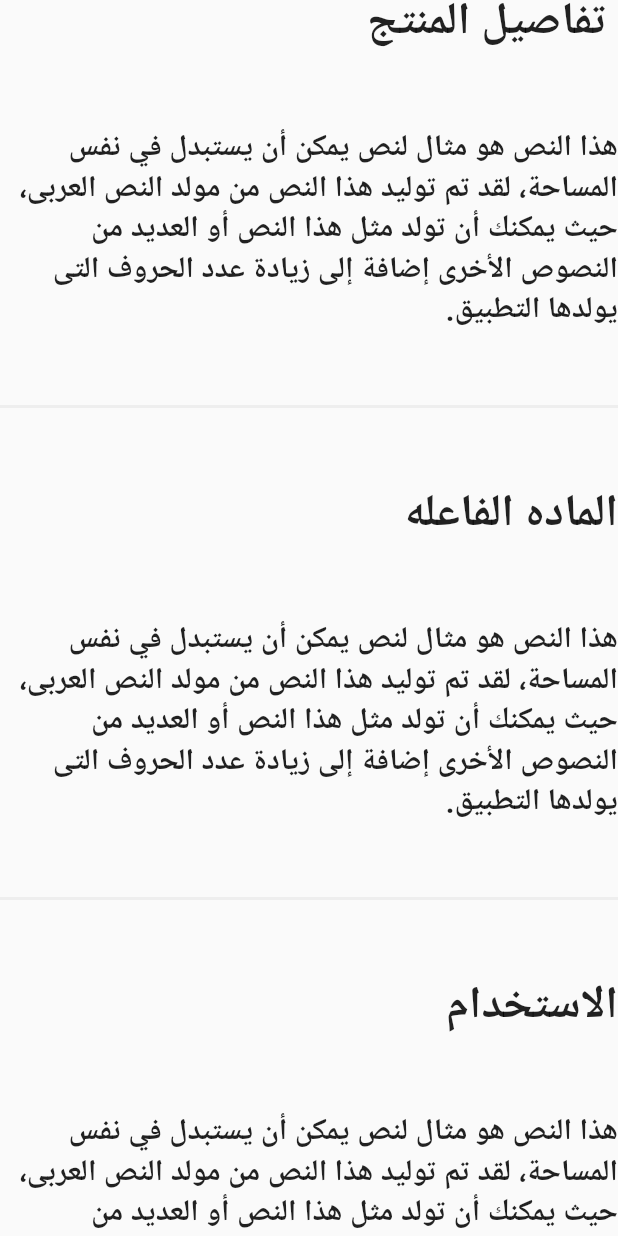
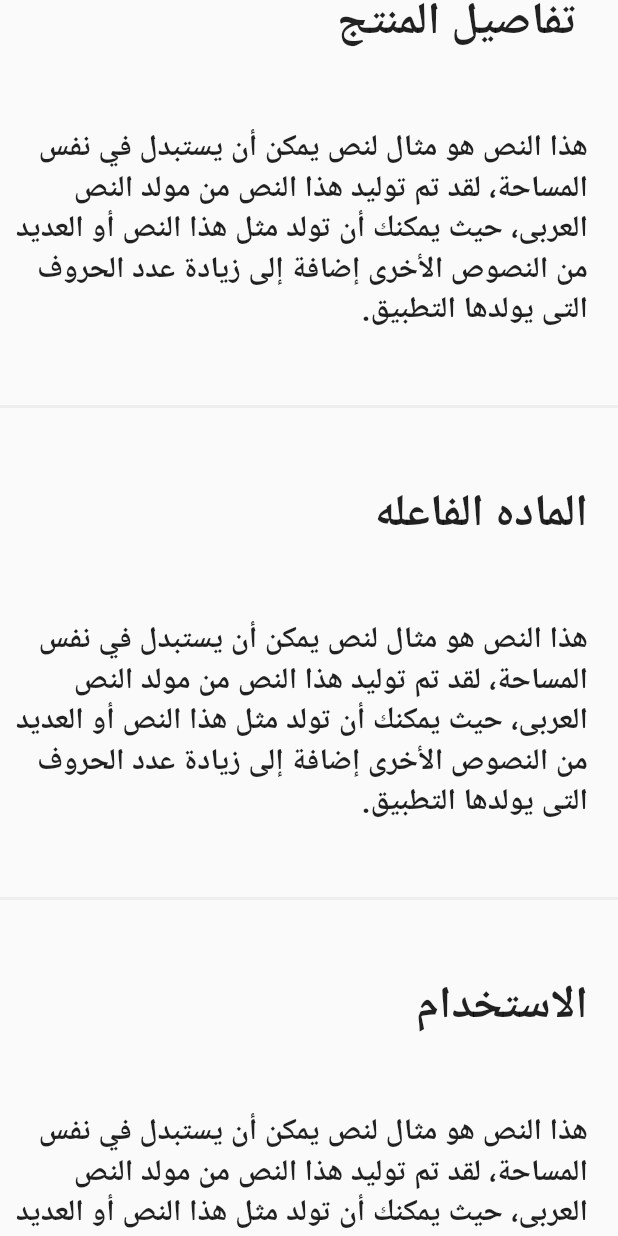
Before and after one commit to Asoma222/Flutter_project, a Flutter app: the screen it shows after launch, scrolled down 576 dp, on a phone screen of 412 x 824 dp. Run offline on Flutter 3.47's test engine with Material 2 defaults, Android fonts, the phone set to English and light mode, and no system bars; network calls fail; key blocks and very long unbroken strings in the code were emptied for the run.

Commit message:
paddingallTexttoright

```diff
--- a/lib/details.dart
+++ b/lib/details.dart
@@ -32,12 +32,16 @@ class _Details_ScreenState extends State<Details_Screen> {
               padding: EdgeInsets.only(
                 top: 50,
               ),
-              child: Text("نموذج عنوان منتج سبراى 600 مل مع توفير1%  منتج حصرى",
+              child: Padding(
+                padding: EdgeInsets.only(right: 20),
+                child:
+                    Text("نموذج عنوان منتج سبراى 600 مل مع توفير1%  منتج حصرى",
                         style: TextStyle(
                           fontSize: 30,
                           fontWeight: FontWeight.bold,
                         ),
                         textDirection: TextDirection.rtl),
+              ),
             ),
             Padding(
               padding: const EdgeInsetsDirectional.only(
@@ -80,9 +84,12 @@ class _Details_ScreenState extends State<Details_Screen> {
               ),
               child: Align(
                 alignment: Alignment.centerRight,
+                child: Padding(
+                  padding: EdgeInsets.only(right: 20),
                   child: Text(
                     "تفاصيل المنتج ",
                     style: TextStyle(fontSize: 30, fontWeight: FontWeight.bold),
+                  ),
                 ),
               ),
             ),
@@ -92,10 +99,14 @@ class _Details_ScreenState extends State<Details_Screen> {
                 ),
                 child: Align(
                   alignment: Alignment.centerRight,
+                  child: Padding(
+                    padding: EdgeInsets.only(right: 20),
                     child: Text(
                       "هذا النص هو مثال لنص يمكن أن يستبدل في نفس المساحة، لقد تم توليد هذا النص من مولد النص العربى، حيث يمكنك أن تولد مثل هذا النص أو العديد من النصوص الأخرى إضافة إلى زيادة عدد الحروف التى يولدها التطبيق.",
-                    style: TextStyle(fontSize: 20, fontWeight: FontWeight.bold),
+                      style:
+                          TextStyle(fontSize: 20, fontWeight: FontWeight.bold),
                       textDirection: TextDirection.rtl,
+                    ),
                   ),
                 )),
             Padding(
@@ -114,10 +125,13 @@ class _Details_ScreenState extends State<Details_Screen> {
               ),
               child: Align(
                 alignment: Alignment.centerRight,
+                child: Padding(
+                  padding: EdgeInsets.only(right: 20),
                   child: Text(
                     "الماده الفاعله ",
                     style: TextStyle(fontSize: 30, fontWeight: FontWeight.bold),
                     textDirection: TextDirection.rtl,
+                  ),
                 ),
               ),
             ),
@@ -127,10 +141,14 @@ class _Details_ScreenState extends State<Details_Screen> {
                 ),
                 child: Align(
                   alignment: Alignment.centerRight,
+                  child: Padding(
+                    padding: EdgeInsets.only(right: 20),
                     child: Text(
                       "هذا النص هو مثال لنص يمكن أن يستبدل في نفس المساحة، لقد تم توليد هذا النص من مولد النص العربى، حيث يمكنك أن تولد مثل هذا النص أو العديد من النصوص الأخرى إضافة إلى زيادة عدد الحروف التى يولدها التطبيق.",
-                    style: TextStyle(fontSize: 20, fontWeight: FontWeight.bold),
+                      style:
+                          TextStyle(fontSize: 20, fontWeight: FontWeight.bold),
                       textDirection: TextDirection.rtl,
+                    ),
                   ),
                 )),
             Padding(
@@ -149,10 +167,13 @@ class _Details_ScreenState extends State<Details_Screen> {
               ),
               child: Align(
                 alignment: Alignment.centerRight,
+                child: Padding(
+                  padding: EdgeInsets.only(right: 20),
                   child: Text(
                     "الاستخدام",
                     style: TextStyle(fontSize: 30, fontWeight: FontWeight.bold),
                     textDirection: TextDirection.rtl,
+                  ),
                 ),
               ),
             ),
@@ -162,10 +183,14 @@ class _Details_ScreenState extends State<Details_Screen> {
                 ),
                 child: Align(
                   alignment: Alignment.centerRight,
+                  child: Padding(
+                    padding: EdgeInsets.only(right: 20),
                     child: Text(
                       "هذا النص هو مثال لنص يمكن أن يستبدل في نفس المساحة، لقد تم توليد هذا النص من مولد النص العربى، حيث يمكنك أن تولد مثل هذا النص أو العديد من النصوص الأخرى إضافة إلى زيادة عدد الحروف التى يولدها التطبيق.",
-                    style: TextStyle(fontSize: 20, fontWeight: FontWeight.bold),
+                      style:
+                          TextStyle(fontSize: 20, fontWeight: FontWeight.bold),
                       textDirection: TextDirection.rtl,
+                    ),
                   ),
                 )),
             Padding(
@@ -184,10 +209,13 @@ class _Details_ScreenState extends State<Details_Screen> {
               ),
               child: Align(
                 alignment: Alignment.centerRight,
+                child: Padding(
+                  padding: EdgeInsets.only(right: 20),
                   child: Text(
                     "الا ثار الجانبيه",
                     style: TextStyle(fontSize: 30, fontWeight: FontWeight.bold),
                     textDirection: TextDirection.rtl,
+                  ),
                 ),
               ),
             ),
@@ -197,10 +225,14 @@ class _Details_ScreenState extends State<Details_Screen> {
                 ),
                 child: Align(
                   alignment: Alignment.centerRight,
+                  child: Padding(
+                    padding: EdgeInsets.only(right: 20),
                     child: Text(
                       "هذا النص هو مثال لنص يمكن أن يستبدل في نفس المساحة، لقد تم توليد هذا النص من مولد النص العربى، حيث يمكنك أن تولد مثل هذا النص أو العديد من النصوص الأخرى إضافة إلى زيادة عدد الحروف التى يولدها التطبيق.",
-                    style: TextStyle(fontSize: 20, fontWeight: FontWeight.bold),
+                      style:
+                          TextStyle(fontSize: 20, fontWeight: FontWeight.bold),
                       textDirection: TextDirection.rtl,
+                    ),
                   ),
                 )),
           ], // Biggest column
```
Lines whose indentation alone changed are shown as unchanged.
